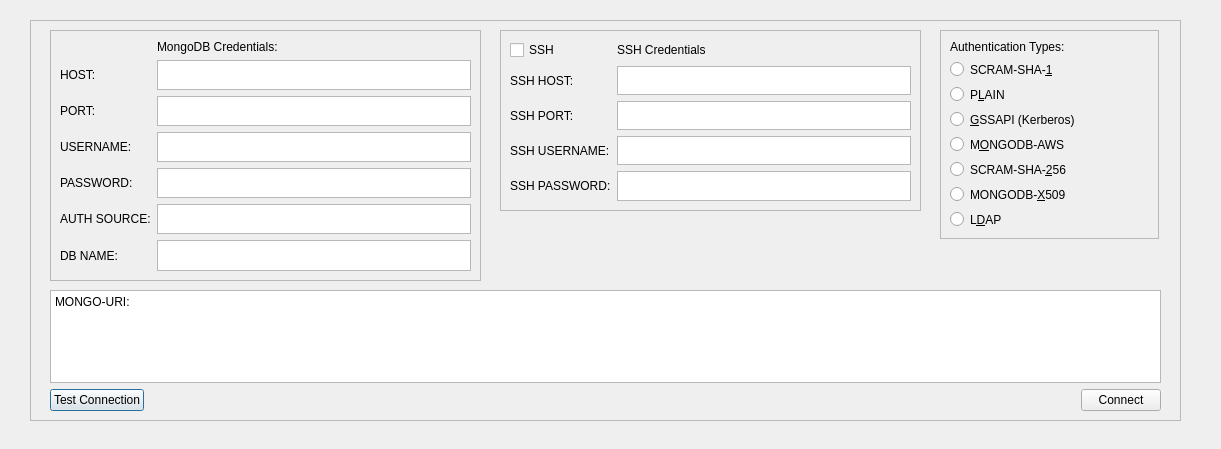
Qt form src/view/ui/ui_database.ui (KhalidWKhedr/Ebay-Scalper) before a commit.
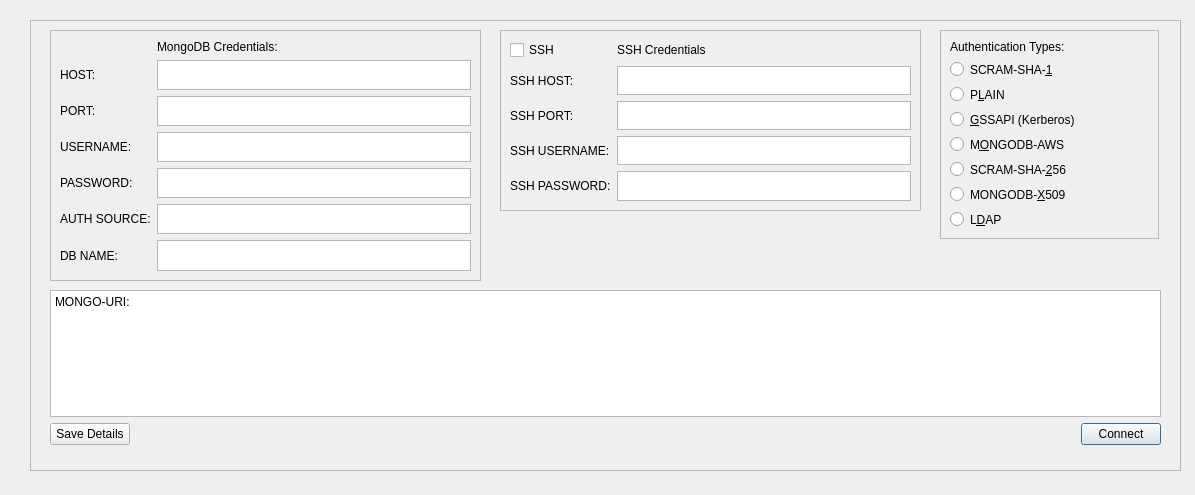
The same form after that commit.

Commit message: Save Connection Settings -> Updating Logic and proper testing, making more seamless logic.

Patch:
```diff
--- a/src/view/ui/ui_database.ui
+++ b/src/view/ui/ui_database.ui
@@ -6,8 +6,8 @@
    <rect>
     <x>0</x>
     <y>0</y>
-    <width>1221</width>
-    <height>449</height>
+    <width>1195</width>
+    <height>495</height>
    </rect>
   </property>
   <property name="windowTitle">
@@ -19,7 +19,7 @@
      <x>30</x>
      <y>20</y>
      <width>1151</width>
-     <height>401</height>
+     <height>451</height>
     </rect>
    </property>
    <property name="frameShape">
@@ -203,11 +203,11 @@
       <x>20</x>
       <y>270</y>
       <width>1111</width>
-      <height>121</height>
+      <height>155</height>
      </rect>
     </property>
     <layout class="QGridLayout" name="gridLayout_4">
-     <item row="0" column="0" colspan="3">
+     <item row="0" column="0" colspan="5">
       <widget class="QPlainTextEdit" name="text_MongoUri">
        <property name="plainText">
         <string>MONGO-URI:
@@ -215,33 +215,46 @@
        </property>
       </widget>
      </item>
-     <item row="1" column="1">
-      <spacer name="horizontalSpacer">
-       <property name="orientation">
-        <enum>Qt::Orientation::Horizontal</enum>
-       </property>
-       <property name="sizeHint" stdset="0">
-        <size>
-         <width>40</width>
-         <height>20</height>
-        </size>
-       </property>
-      </spacer>
-     </item>
-     <item row="1" column="0">
-      <widget class="QPushButton" name="button_TestConnection">
-       <property name="text">
-        <string>Test Connection</string>
-       </property>
-      </widget>
-     </item>
-     <item row="1" column="2">
+     <item row="3" column="4">
       <widget class="QPushButton" name="button_Connect">
        <property name="text">
         <string>Connect</string>
        </property>
       </widget>
      </item>
+     <item row="3" column="1">
+      <spacer name="horizontalSpacer_2">
+       <property name="orientation">
+        <enum>Qt::Orientation::Horizontal</enum>
+       </property>
+       <property name="sizeHint" stdset="0">
+        <size>
+         <width>40</width>
+         <height>20</height>
+        </size>
+       </property>
+      </spacer>
+     </item>
+     <item row="3" column="3">
+      <spacer name="horizontalSpacer_3">
+       <property name="orientation">
+        <enum>Qt::Orientation::Horizontal</enum>
+       </property>
+       <property name="sizeHint" stdset="0">
+        <size>
+         <width>40</width>
+         <height>20</height>
+        </size>
+       </property>
+      </spacer>
+     </item>
+     <item row="3" column="0">
+      <widget class="QPushButton" name="button_SaveDetails">
+       <property name="text">
+        <string>Save Details</string>
+       </property>
+      </widget>
+     </item>
     </layout>
    </widget>
    <widget class="QFrame" name="frame_AUTHTYPES">
```
The commit also changes 4 other files.
